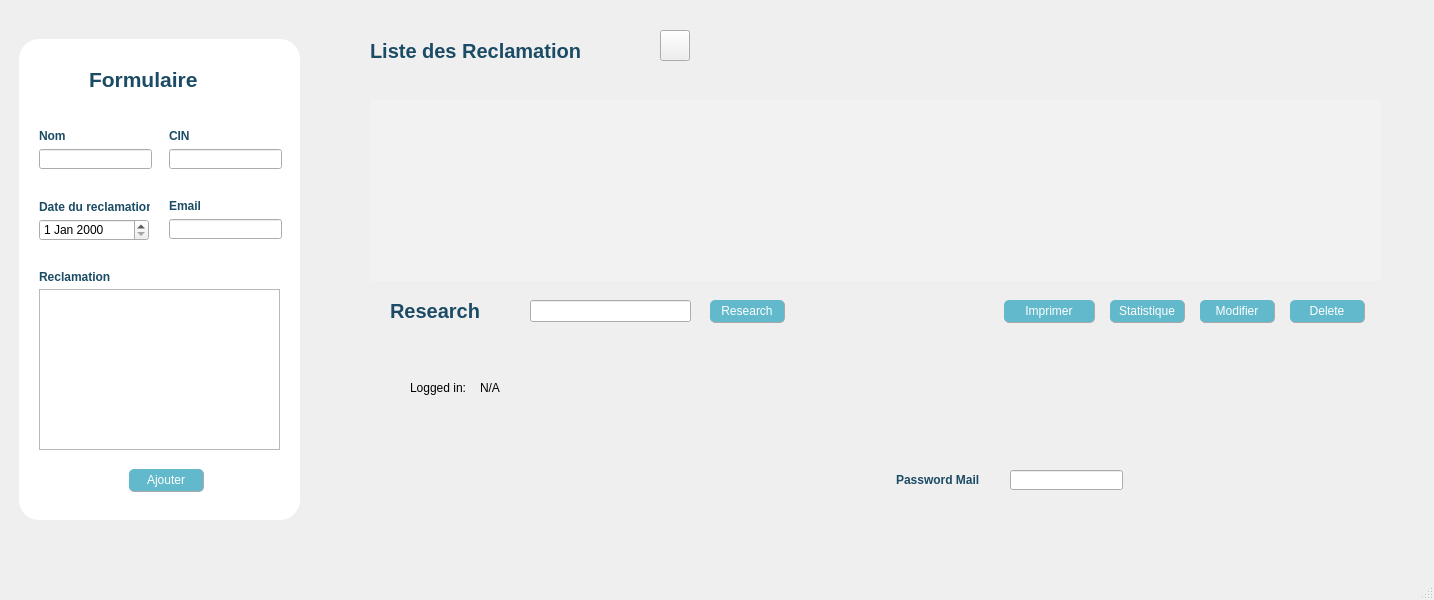
Qt form reclamation.ui (rania321/DesktopApp) before a commit.
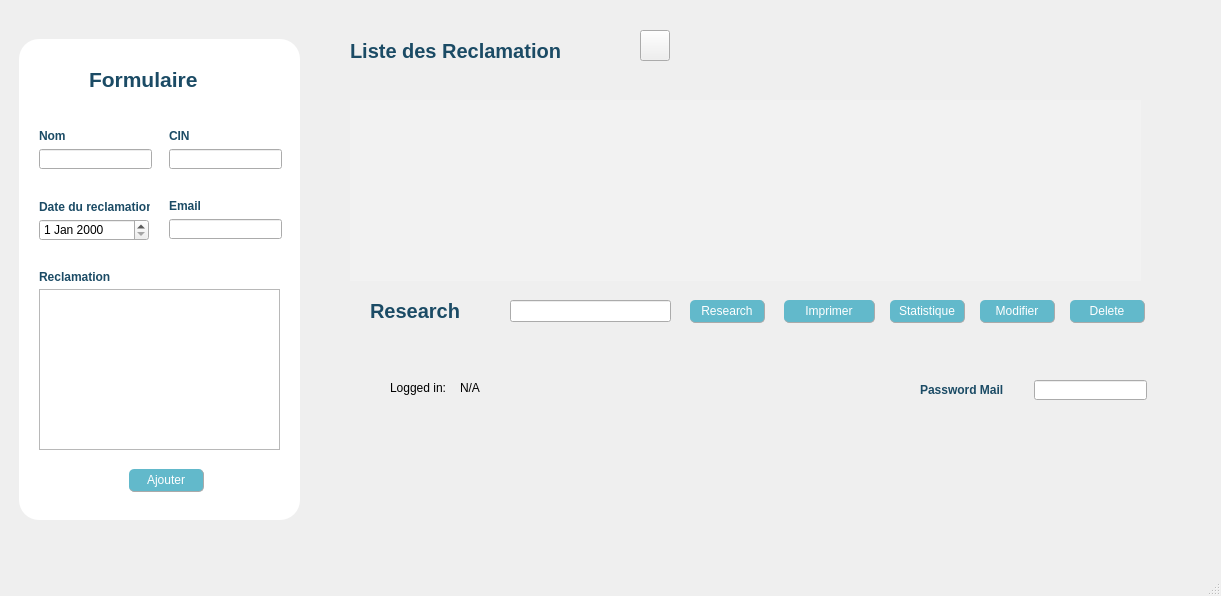
The same form after that commit. The open tabs and pages were chosen to show the change. Icons and pictures are not drawn.

```diff
--- a/reclamation.ui
+++ b/reclamation.ui
@@ -6,8 +6,8 @@
    <rect>
     <x>0</x>
     <y>0</y>
-    <width>1434</width>
-    <height>600</height>
+    <width>1221</width>
+    <height>596</height>
    </rect>
   </property>
   <property name="windowTitle">
@@ -615,9 +615,9 @@
    <widget class="QStackedWidget" name="stackedWidget_2">
     <property name="geometry">
      <rect>
-      <x>360</x>
+      <x>340</x>
       <y>20</y>
-      <width>1061</width>
+      <width>841</width>
       <height>481</height>
      </rect>
     </property>
@@ -628,7 +628,7 @@
      <widget class="QPushButton" name="reclamation_delete">
       <property name="geometry">
        <rect>
-        <x>930</x>
+        <x>730</x>
         <y>280</y>
         <width>75</width>
         <height>23</height>
@@ -667,7 +667,7 @@
        <rect>
         <x>10</x>
         <y>80</y>
-        <width>1011</width>
+        <width>791</width>
         <height>181</height>
        </rect>
       </property>
@@ -839,7 +839,7 @@
      <widget class="QPushButton" name="reclamation_modifier_show">
       <property name="geometry">
        <rect>
-        <x>840</x>
+        <x>640</x>
         <y>280</y>
         <width>75</width>
         <height>23</height>
@@ -896,7 +896,7 @@
      <widget class="QPushButton" name="reclamation_modifier_show_5">
       <property name="geometry">
        <rect>
-        <x>750</x>
+        <x>550</x>
         <y>280</y>
         <width>75</width>
         <height>23</height>
@@ -939,7 +939,7 @@
      <widget class="QPushButton" name="reclamation_modifier_show_6">
       <property name="geometry">
        <rect>
-        <x>644</x>
+        <x>444</x>
         <y>280</y>
         <width>91</width>
         <height>23</height>
@@ -976,8 +976,8 @@
      <widget class="QLineEdit" name="password">
       <property name="geometry">
        <rect>
-        <x>650</x>
-        <y>450</y>
+        <x>694</x>
+        <y>360</y>
         <width>113</width>
         <height>20</height>
        </rect>
@@ -992,8 +992,8 @@
      <widget class="QLabel" name="label_8">
       <property name="geometry">
        <rect>
-        <x>536</x>
-        <y>450</y>
+        <x>580</x>
+        <y>360</y>
         <width>101</width>
         <height>20</height>
        </rect>
```
Left out of the diff: 26 changed lines with no effect on the pictures.
